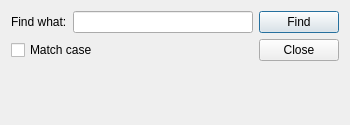
First picture: the form in Qt/finddialog.ui, repository gabrielecanesi/CPP-Final-Exam, before the edit.
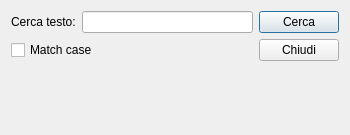
Second picture: the form after the edit.

Patch:
```diff
--- a/Qt/finddialog.ui
+++ b/Qt/finddialog.ui
@@ -7,7 +7,7 @@
     <x>0</x>
     <y>0</y>
     <width>350</width>
-    <height>125</height>
+    <height>135</height>
    </rect>
   </property>
   <property name="sizePolicy">
@@ -25,32 +25,46 @@
   <property name="maximumSize">
    <size>
     <width>350</width>
-    <height>125</height>
+    <height>135</height>
    </size>
   </property>
   <property name="windowTitle">
    <string>Cerca Testo</string>
   </property>
   <layout class="QGridLayout" name="gridLayout_2">
-   <item row="1" column="0">
-    <widget class="QCheckBox" name="checkBox">
-     <property name="text">
-      <string>Match case</string>
-     </property>
-    </widget>
-   </item>
    <item row="0" column="2">
     <widget class="QPushButton" name="buttonFind">
      <property name="text">
-      <string>Find</string>
+      <string>Cerca</string>
      </property>
     </widget>
    </item>
-   <item row="3" column="0">
+   <item row="2" column="0">
     <widget class="QLabel" name="labelNotFound">
+     <property name="sizePolicy">
+      <sizepolicy hsizetype="Expanding" vsizetype="Fixed">
+       <horstretch>0</horstretch>
+       <verstretch>0</verstretch>
+      </sizepolicy>
+     </property>
+     <property name="font">
+      <font>
+       <pointsize>9</pointsize>
+      </font>
+     </property>
      <property name="text">
       <string/>
      </property>
+     <property name="alignment">
+      <set>Qt::AlignBottom|Qt::AlignLeading|Qt::AlignLeft</set>
+     </property>
+    </widget>
+   </item>
+   <item row="1" column="0">
+    <widget class="QCheckBox" name="checkBox">
+     <property name="text">
+      <string>Match case</string>
+     </property>
     </widget>
    </item>
    <item row="0" column="0">
@@ -58,7 +72,7 @@
      <item>
       <widget class="QLabel" name="findLabel">
        <property name="text">
-        <string>Find what:</string>
+        <string>Cerca testo:</string>
        </property>
       </widget>
      </item>
@@ -83,11 +97,11 @@
    <item row="1" column="2">
     <widget class="QPushButton" name="buttonClose">
      <property name="text">
-      <string>Close</string>
+      <string>Chiudi</string>
      </property>
     </widget>
    </item>
-   <item row="2" column="0">
+   <item row="2" column="2">
     <spacer name="verticalSpacer">
      <property name="orientation">
       <enum>Qt::Vertical</enum>
```
